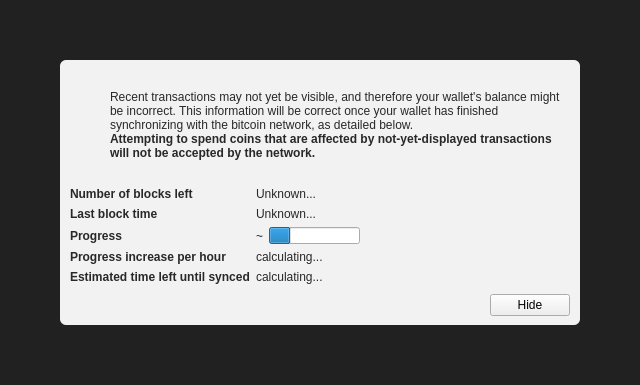
This is src/qt/forms/modaloverlay.ui in SidGrip/photon as Qt 5 draws it before an edit. The edited form follows.
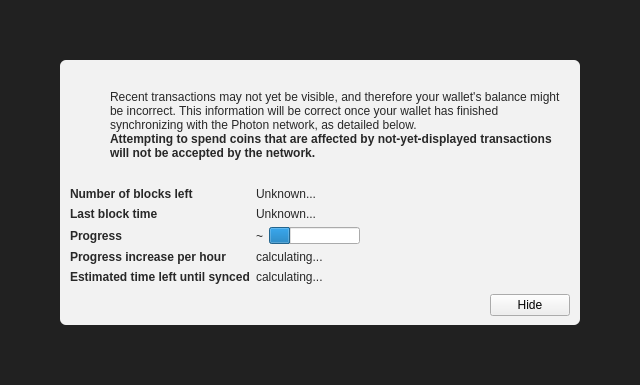
This is the edited form. Icons and pictures are not drawn. Custom widgets are drawn as their Qt base class.

Commit message: Clean stale Blakecoin paste, brand binaries and UI for Photon

Patch:
```diff
--- a/src/qt/forms/modaloverlay.ui
+++ b/src/qt/forms/modaloverlay.ui
@@ -130,7 +130,7 @@
              <item>
               <widget class="QLabel" name="infoText">
                <property name="text">
-                <string>Recent transactions may not yet be visible, and therefore your wallet's balance might be incorrect. This information will be correct once your wallet has finished synchronizing with the bitcoin network, as detailed below.</string>
+                <string>Recent transactions may not yet be visible, and therefore your wallet's balance might be incorrect. This information will be correct once your wallet has finished synchronizing with the Photon network, as detailed below.</string>
                </property>
                <property name="textFormat">
                 <enum>Qt::RichText</enum>
```
The commit also changes 8 other files.
